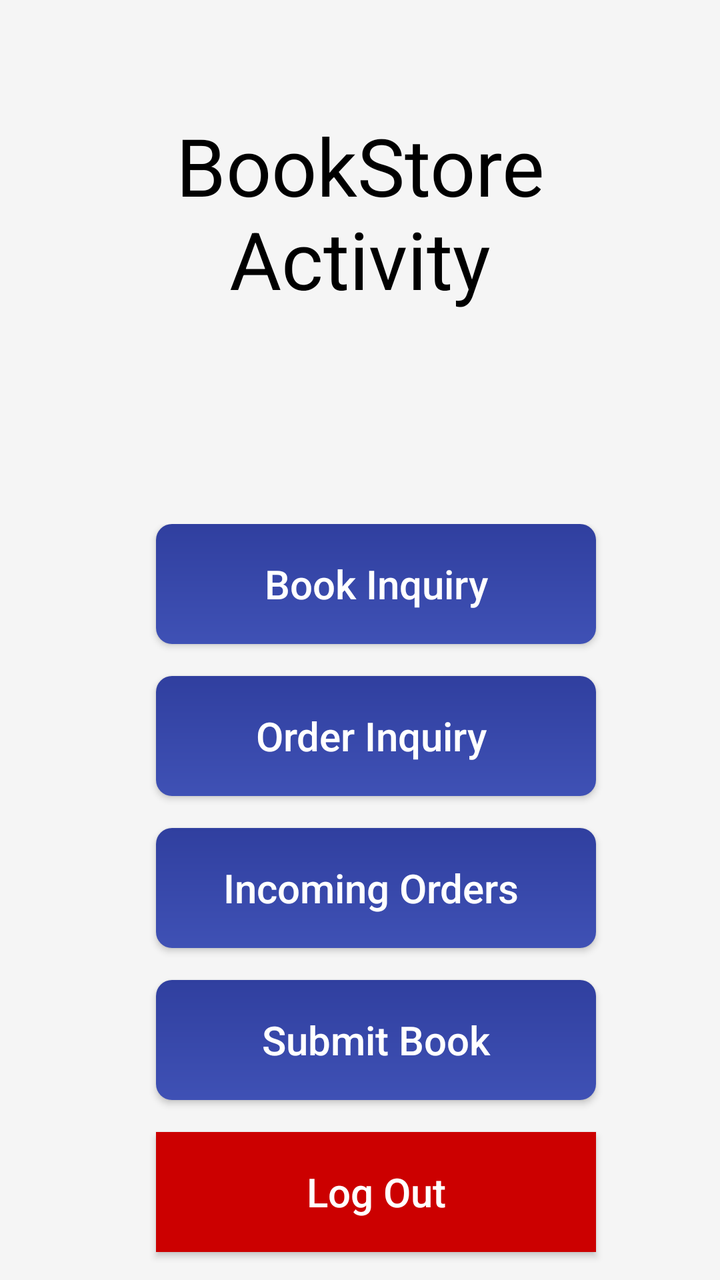
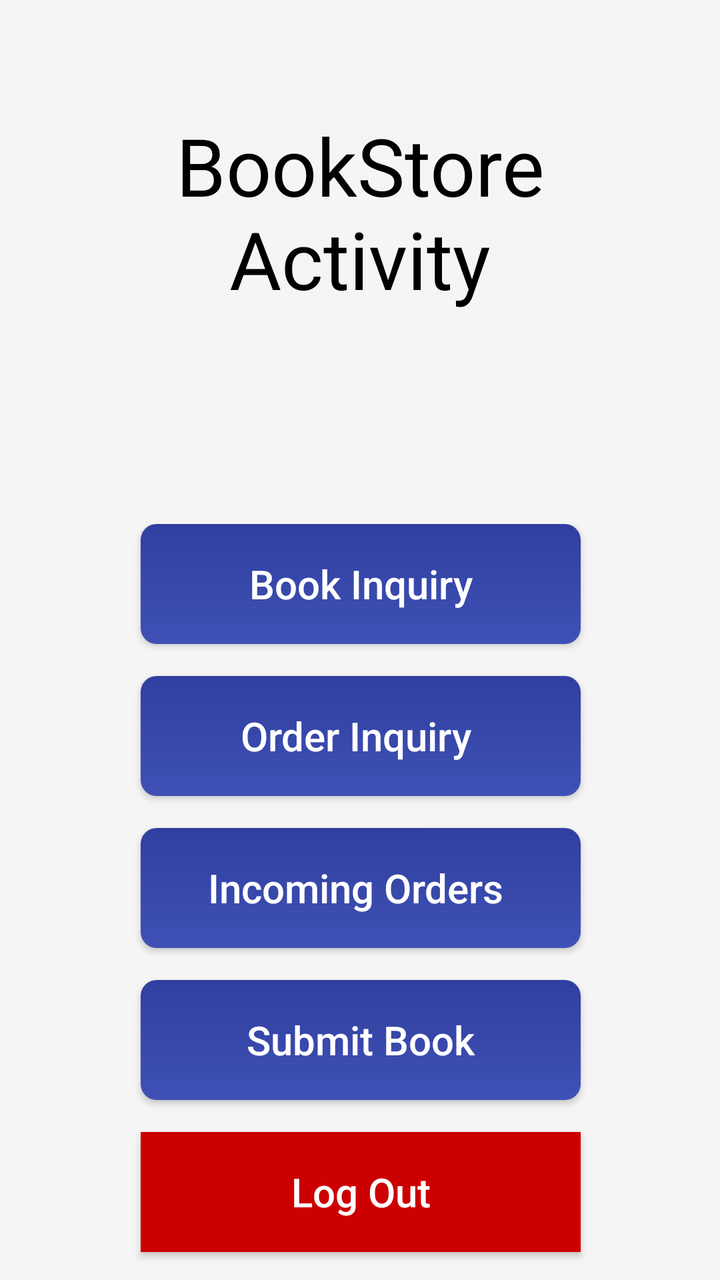

Screens rendered from an Android XML layout before and after an edit, with the pre-edit source and the edit as a unified diff.
<!-- AndroidManifest.xml: application theme AppTheme -->
<!-- res/layout/activity_book_store.xml -->
<?xml version="1.0" encoding="utf-8"?>
<androidx.constraintlayout.widget.ConstraintLayout xmlns:android="http://schemas.android.com/apk/res/android"
    xmlns:app="http://schemas.android.com/apk/res-auto"
    xmlns:tools="http://schemas.android.com/tools"
    android:layout_width="match_parent"
    android:layout_height="match_parent"
    tools:context=".BookStore">

    <TextView
        android:id="@+id/textView3"
        android:layout_width="303dp"
        android:layout_height="102dp"
        android:layout_marginTop="56dp"
        android:text="BookStore Activity"
        android:textAlignment="center"
        android:textSize="40dp"
        app:layout_constraintEnd_toEndOf="parent"
        app:layout_constraintStart_toStartOf="parent"
        app:layout_constraintTop_toTopOf="parent" />

    <LinearLayout
        android:layout_width="376dp"
        android:layout_height="380dp"
        android:layout_marginTop="104dp"
        android:orientation="vertical"
        app:layout_constraintTop_toBottomOf="@+id/textView3"
        tools:layout_editor_absoluteX="16dp">

        <Button
            android:id="@+id/inquiryButton"
            android:layout_width="220dp"
            android:layout_height="60dp"
            android:layout_gravity="center"
            android:text="Book Inquiry" />

        <Space
            android:layout_width="match_parent"
            android:layout_height="16dp" />

        <Button
            android:id="@+id/orderInquiryButton"
            android:layout_width="220dp"
            android:layout_height="60dp"
            android:layout_gravity="center"
            android:gravity="center"
            android:text="Order Inquiry " />

        <Space
            android:layout_width="match_parent"
            android:layout_height="16dp" />

        <Button
            android:id="@+id/incomingOrdersButtton"
            android:layout_width="220dp"
            android:layout_height="60dp"
            android:layout_gravity="center"
            android:text="Incoming Orders " />

        <Space
            android:layout_width="match_parent"
            android:layout_height="16dp" />

        <Button
            android:id="@+id/submitBookActivityButton"
            android:layout_width="220dp"
            android:layout_height="60dp"
            android:layout_gravity="center"
            android:text="Submit Book" />

        <Space
            android:layout_width="match_parent"
            android:layout_height="16dp" />

        <Button
            android:id="@+id/logOutBookButton"
            android:layout_width="220dp"
            android:layout_height="60dp"
            android:layout_gravity="center"
            android:background="@android:color/holo_red_dark"
            android:text="Log Out" />

    </LinearLayout>


</androidx.constraintlayout.widget.ConstraintLayout>
<!-- resources referenced by this layout -->
<resources>
  <style name="AppTheme" parent="Theme.AppCompat.Light.NoActionBar">
          
          <item name="android:windowBackground">@color/light_gray</item>
          <item name="android:textColor">@color/black</item> 
          <item name="colorPrimary">@color/primary_blue</item> 
          <item name="colorPrimaryDark">@color/primary_blue</item> 
          <item name="colorAccent">@color/primary_blue</item> 
          <item name="android:buttonStyle">@style/PrimaryButtonStyle</item>
          <item name="android:textAppearance">@style/AppTextAppearance</item>
          <item name="alertDialogTheme">@style/AlertDialogTheme</item>
  
  
      </style>
  <color name="light_gray">#F5F5F5</color>
  <color name="black">#FF000000</color>
  <color name="primary_blue">#3F51B5</color>
  <style name="PrimaryButtonStyle" parent="Widget.AppCompat.Button">
          <item name="android:background">@drawable/primary_button_background</item>
          <item name="android:textColor">@android:color/white</item>
          <item name="android:textAppearance">@style/TextAppearance.AppCompat.Button</item>
          <item name="android:textAllCaps">false</item>
          <item name="android:textSize">20dp</item>
          
          <item name="android:paddingStart">16dp</item>
          <item name="android:paddingEnd">16dp</item>
          <item name="android:paddingTop">12dp</item>
          <item name="android:paddingBottom">12dp</item>
          
          <item name="android:radius">4dp</item>
      </style>
  <style name="AppTextAppearance">
          <item name="android:fontFamily">sans-serif</item>
      </style>
  <style name="AlertDialogTheme" parent="Theme.AppCompat.Light.Dialog.Alert">
          <item name="colorAccent">@color/primary_blue</item> 
          
      </style>
  <!-- drawable primary_button_background (drawable) -->
  <?xml version="1.0" encoding="utf-8"?>
  <shape xmlns:android="http://schemas.android.com/apk/res/android">
      
      <gradient
          android:startColor="#3F51B5"
          android:endColor="#303F9F"
          android:angle="90"/>
      
      <corners android:radius="8dp"/>
  </shape>
</resources>

<!-- the commit's change to res/layout/activity_book_store.xml (unified diff, before → after) -->
@@ -23,8 +23,9 @@
         android:layout_height="380dp"
         android:layout_marginTop="104dp"
         android:orientation="vertical"
-        app:layout_constraintTop_toBottomOf="@+id/textView3"
-        tools:layout_editor_absoluteX="16dp">
+        app:layout_constraintEnd_toEndOf="parent"
+        app:layout_constraintStart_toStartOf="parent"
+        app:layout_constraintTop_toBottomOf="@+id/textView3">
 
         <Button
             android:id="@+id/inquiryButton"
